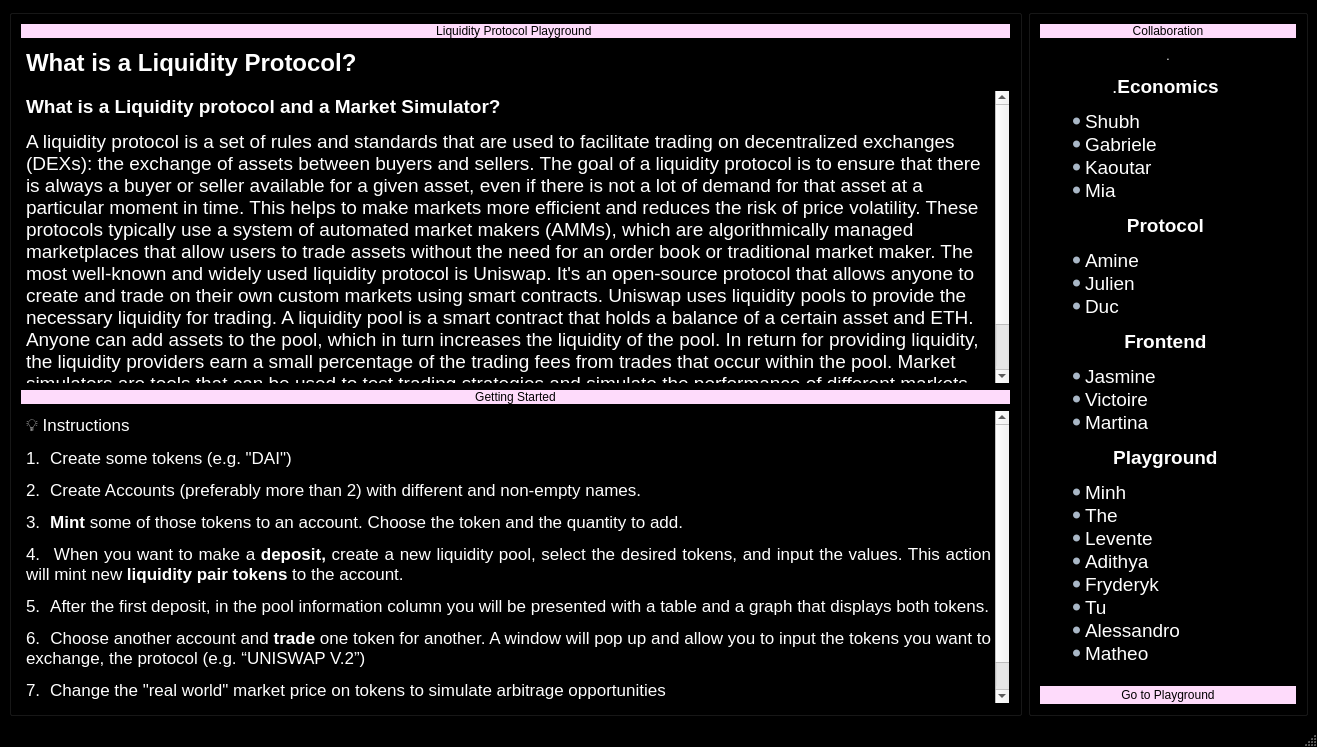
This is introductorywindow.ui in LiquidityProtocol/AMM-Simulator as Qt 5 draws it before an edit. The edited form follows.
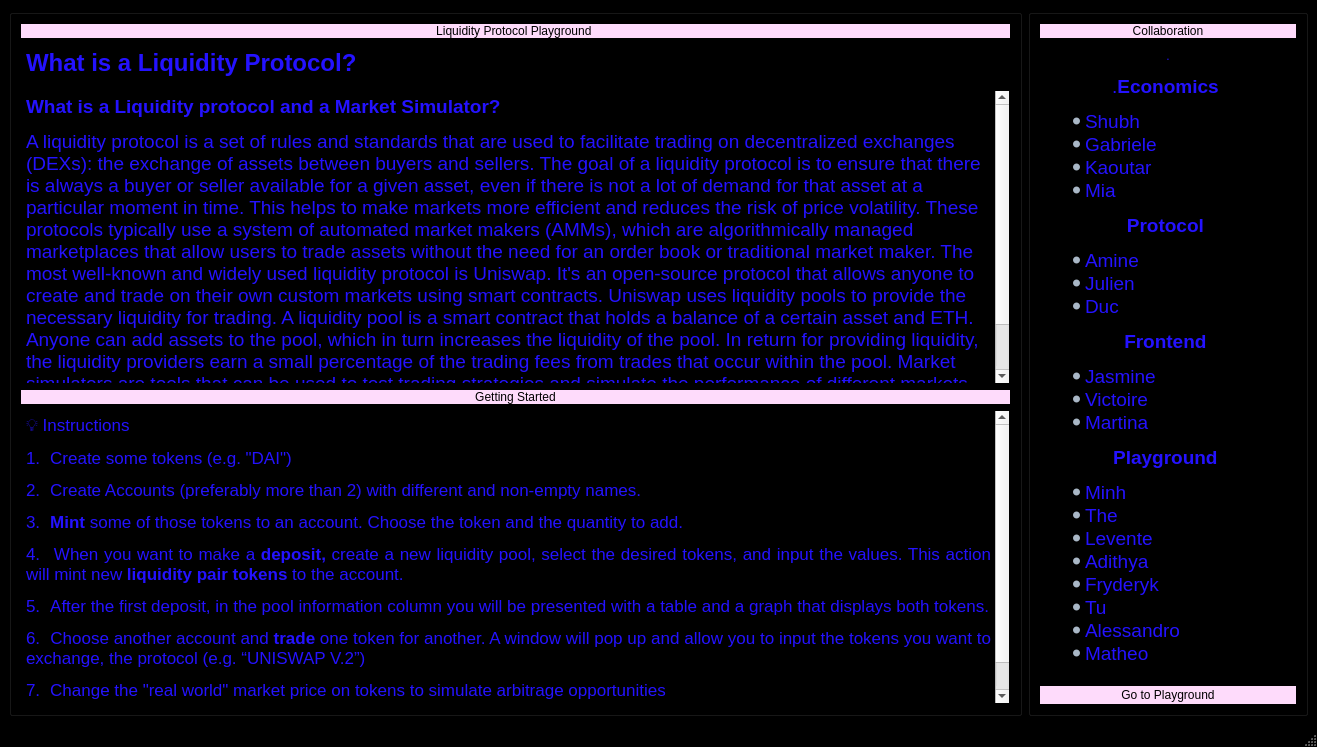
This is the edited form.

Commit message: changed text color from white

```diff
--- a/introductorywindow.ui
+++ b/introductorywindow.ui
@@ -453,8 +453,10 @@
 &lt;html&gt;&lt;head&gt;&lt;meta name=&quot;qrichtext&quot; content=&quot;1&quot; /&gt;&lt;meta charset=&quot;utf-8&quot; /&gt;&lt;style type=&quot;text/css&quot;&gt;
 p, li { white-space: pre-wrap; }
 hr { height: 1px; border-width: 0; }
+li.unchecked::marker { content: &quot;\2610&quot;; }
+li.checked::marker { content: &quot;\2612&quot;; }
 &lt;/style&gt;&lt;/head&gt;&lt;body style=&quot; font-family:'Rockwell'; font-size:9pt; font-weight:700; font-style:normal;&quot;&gt;
-&lt;p style=&quot; margin-top:0px; margin-bottom:0px; margin-left:0px; margin-right:0px; -qt-block-indent:0; text-indent:0px;&quot;&gt;&lt;span style=&quot; font-family:'Segoe UI'; font-size:18pt; color:#ffffff;&quot;&gt;What is a Liquidity Protocol?&lt;/span&gt;&lt;/p&gt;&lt;/body&gt;&lt;/html&gt;</string>
+&lt;p style=&quot; margin-top:0px; margin-bottom:0px; margin-left:0px; margin-right:0px; -qt-block-indent:0; text-indent:0px;&quot;&gt;&lt;span style=&quot; font-family:'Segoe UI'; font-size:18pt; color:#2412ff;&quot;&gt;What is a Liquidity Protocol?&lt;/span&gt;&lt;/p&gt;&lt;/body&gt;&lt;/html&gt;</string>
            </property>
           </widget>
          </item>
@@ -469,9 +471,11 @@
 &lt;html&gt;&lt;head&gt;&lt;meta name=&quot;qrichtext&quot; content=&quot;1&quot; /&gt;&lt;meta charset=&quot;utf-8&quot; /&gt;&lt;style type=&quot;text/css&quot;&gt;
 p, li { white-space: pre-wrap; }
 hr { height: 1px; border-width: 0; }
+li.unchecked::marker { content: &quot;\2610&quot;; }
+li.checked::marker { content: &quot;\2612&quot;; }
 &lt;/style&gt;&lt;/head&gt;&lt;body style=&quot; font-family:'Rockwell'; font-size:9pt; font-weight:400; font-style:normal;&quot;&gt;
-&lt;p style=&quot; margin-top:12px; margin-bottom:0px; margin-left:0px; margin-right:0px; -qt-block-indent:0; text-indent:0px;&quot;&gt;&lt;span style=&quot; font-family:'Rockwell','serif'; font-size:14pt; font-weight:700; color:#ffffff;&quot;&gt;What is a Liquidity protocol and a Market Simulator?&lt;/span&gt;&lt;span style=&quot; color:#ffffff;&quot;&gt; &lt;/span&gt;&lt;/p&gt;
-&lt;p style=&quot; margin-top:12px; margin-bottom:12px; margin-left:0px; margin-right:0px; -qt-block-indent:0; text-indent:0px;&quot;&gt;&lt;span style=&quot; font-family:'Rockwell','serif'; font-size:14pt; color:#ffffff;&quot;&gt;A liquidity protocol is a set of rules and standards that are used to facilitate trading on decentralized exchanges (DEXs): the exchange of assets between buyers and sellers. The goal of a liquidity protocol is to ensure that there is always a buyer or seller available for a given asset, even if there is not a lot of demand for that asset at a particular moment in time. This helps to make markets more efficient and reduces the risk of price volatility. These protocols typically use a system of automated market makers (AMMs), which are algorithmically managed marketplaces that allow users to trade assets without the need for an order book or traditional market maker. The most well-known and widely used liquidity protocol is Uniswap. It's an open-source protocol that allows anyone to create and trade on their own custom markets using smart contracts. Uniswap uses liquidity pools to provide the necessary liquidity for trading. A liquidity pool is a smart contract that holds a balance of a certain asset and ETH. Anyone can add assets to the pool, which in turn increases the liquidity of the pool. In return for providing liquidity, the liquidity providers earn a small percentage of the trading fees from trades that occur within the pool. Market simulators are tools that can be used to test trading strategies and simulate the performance of different markets. They can be useful for traders, liquidity providers, and anyone who wants to understand how a market might behave under different conditions.&lt;/span&gt;&lt;span style=&quot; color:#ffffff;&quot;&gt; &lt;/span&gt;&lt;/p&gt;&lt;/body&gt;&lt;/html&gt;</string>
+&lt;p style=&quot; margin-top:12px; margin-bottom:0px; margin-left:0px; margin-right:0px; -qt-block-indent:0; text-indent:0px;&quot;&gt;&lt;span style=&quot; font-family:'Rockwell','serif'; font-size:14pt; font-weight:700; color:#2412ff;&quot;&gt;What is a Liquidity protocol and a Market Simulator?&lt;/span&gt;&lt;span style=&quot; color:#2412ff;&quot;&gt; &lt;/span&gt;&lt;/p&gt;
+&lt;p style=&quot; margin-top:12px; margin-bottom:12px; margin-left:0px; margin-right:0px; -qt-block-indent:0; text-indent:0px;&quot;&gt;&lt;span style=&quot; font-family:'Rockwell','serif'; font-size:14pt; color:#2412ff;&quot;&gt;A liquidity protocol is a set of rules and standards that are used to facilitate trading on decentralized exchanges (DEXs): the exchange of assets between buyers and sellers. The goal of a liquidity protocol is to ensure that there is always a buyer or seller available for a given asset, even if there is not a lot of demand for that asset at a particular moment in time. This helps to make markets more efficient and reduces the risk of price volatility. These protocols typically use a system of automated market makers (AMMs), which are algorithmically managed marketplaces that allow users to trade assets without the need for an order book or traditional market maker. The most well-known and widely used liquidity protocol is Uniswap. It's an open-source protocol that allows anyone to create and trade on their own custom markets using smart contracts. Uniswap uses liquidity pools to provide the necessary liquidity for trading. A liquidity pool is a smart contract that holds a balance of a certain asset and ETH. Anyone can add assets to the pool, which in turn increases the liquidity of the pool. In return for providing liquidity, the liquidity providers earn a small percentage of the trading fees from trades that occur within the pool. Market simulators are tools that can be used to test trading strategies and simulate the performance of different markets. They can be useful for traders, liquidity providers, and anyone who wants to understand how a market might behave under different conditions.&lt;/span&gt;&lt;span style=&quot; color:#2412ff;&quot;&gt; &lt;/span&gt;&lt;/p&gt;&lt;/body&gt;&lt;/html&gt;</string>
            </property>
           </widget>
          </item>
@@ -498,16 +502,18 @@
 &lt;html&gt;&lt;head&gt;&lt;meta name=&quot;qrichtext&quot; content=&quot;1&quot; /&gt;&lt;meta charset=&quot;utf-8&quot; /&gt;&lt;style type=&quot;text/css&quot;&gt;
 p, li { white-space: pre-wrap; }
 hr { height: 1px; border-width: 0; }
-&lt;/style&gt;&lt;/head&gt;&lt;body style=&quot; font-family:'Segoe UI'; font-size:9pt; font-weight:400; font-style:normal;&quot;&gt;
-&lt;p align=&quot;justify&quot; style=&quot; margin-top:12px; margin-bottom:12px; margin-left:0px; margin-right:0px; -qt-block-indent:0; text-indent:0px;&quot;&gt;&lt;span style=&quot; font-family:'Segoe UI Emoji','sans-serif'; font-size:13pt; color:#ffffff;&quot;&gt;💡&lt;/span&gt;&lt;span style=&quot; font-family:'Rockwell','serif'; font-size:13pt; color:#ffffff;&quot;&gt; Instructions&lt;/span&gt;&lt;span style=&quot; color:#ffffff;&quot;&gt; &lt;/span&gt;&lt;/p&gt;
-&lt;p align=&quot;justify&quot; style=&quot; margin-top:12px; margin-bottom:12px; margin-left:0px; margin-right:0px; -qt-block-indent:0; text-indent:0px;&quot;&gt;&lt;span style=&quot; font-family:'Rockwell','serif'; font-size:13pt; color:#ffffff;&quot;&gt;1.&lt;/span&gt;&lt;span style=&quot; font-family:'Times New Roman'; font-size:7pt; color:#ffffff;&quot;&gt;    &lt;/span&gt;&lt;span style=&quot; font-family:'Rockwell','serif'; font-size:13pt; color:#ffffff;&quot;&gt;Create some tokens (e.g. &amp;quot;DAI&amp;quot;)&lt;/span&gt;&lt;span style=&quot; color:#ffffff;&quot;&gt; &lt;/span&gt;&lt;/p&gt;
-&lt;p align=&quot;justify&quot; style=&quot; margin-top:12px; margin-bottom:12px; margin-left:0px; margin-right:0px; -qt-block-indent:0; text-indent:0px;&quot;&gt;&lt;span style=&quot; font-family:'Rockwell','serif'; font-size:13pt; color:#ffffff;&quot;&gt;2.&lt;/span&gt;&lt;span style=&quot; font-family:'Times New Roman'; font-size:7pt; color:#ffffff;&quot;&gt;    &lt;/span&gt;&lt;span style=&quot; font-family:'Rockwell','serif'; font-size:13pt; color:#ffffff;&quot;&gt;Create Accounts (preferably more than 2) with different and non-empty names.&lt;/span&gt;&lt;span style=&quot; color:#ffffff;&quot;&gt; &lt;/span&gt;&lt;/p&gt;
-&lt;p align=&quot;justify&quot; style=&quot; margin-top:12px; margin-bottom:12px; margin-left:0px; margin-right:0px; -qt-block-indent:0; text-indent:0px;&quot;&gt;&lt;span style=&quot; font-family:'Rockwell','serif'; font-size:13pt; color:#ffffff;&quot;&gt;3.&lt;/span&gt;&lt;span style=&quot; font-family:'Times New Roman'; font-size:7pt; color:#ffffff;&quot;&gt;    &lt;/span&gt;&lt;span style=&quot; font-family:'Rockwell','serif'; font-size:13pt; font-weight:700; color:#ffffff;&quot;&gt;Mint&lt;/span&gt;&lt;span style=&quot; font-family:'Rockwell','serif'; font-size:13pt; color:#ffffff;&quot;&gt; some of those tokens to an account. Choose the token and the quantity to add.&lt;/span&gt;&lt;span style=&quot; color:#ffffff;&quot;&gt; &lt;/span&gt;&lt;/p&gt;
-&lt;p align=&quot;justify&quot; style=&quot; margin-top:12px; margin-bottom:12px; margin-left:0px; margin-right:0px; -qt-block-indent:0; text-indent:0px;&quot;&gt;&lt;span style=&quot; font-family:'Rockwell','serif'; font-size:13pt; color:#ffffff;&quot;&gt;4.&lt;/span&gt;&lt;span style=&quot; font-family:'Times New Roman'; font-size:7pt; color:#ffffff;&quot;&gt;    &lt;/span&gt;&lt;span style=&quot; font-family:'Rockwell','serif'; font-size:13pt; color:#ffffff;&quot;&gt;When you want to&lt;/span&gt;&lt;span style=&quot; font-family:'Rockwell','serif'; font-size:13pt; font-weight:700; color:#ffffff;&quot;&gt; &lt;/span&gt;&lt;span style=&quot; font-family:'Rockwell','serif'; font-size:13pt; color:#ffffff;&quot;&gt;make a &lt;/span&gt;&lt;span style=&quot; font-family:'Rockwell','serif'; font-size:13pt; font-weight:700; color:#ffffff;&quot;&gt;deposit, &lt;/span&gt;&lt;span style=&quot; font-family:'Rockwell','serif'; font-size:13pt; color:#ffffff;&quot;&gt;create a new liquidity pool, select the desired tokens, and input the values. This action will mint new &lt;/span&gt;&lt;span style=&quot; font-family:'Rockwell','serif'; font-size:13pt; font-weight:700; color:#ffffff;&quot;&gt;liquidity pair tokens&lt;/span&gt;&lt;span style=&quot; font-family:'Rockwell','serif'; font-size:13pt; color:#ffffff;&quot;&gt; to the account.&lt;/span&gt;&lt;span style=&quot; color:#ffffff;&quot;&gt; &lt;/span&gt;&lt;/p&gt;
-&lt;p align=&quot;justify&quot; style=&quot; margin-top:12px; margin-bottom:12px; margin-left:0px; margin-right:0px; -qt-block-indent:0; text-indent:0px;&quot;&gt;&lt;span style=&quot; font-family:'Rockwell','serif'; font-size:13pt; color:#ffffff;&quot;&gt;5.&lt;/span&gt;&lt;span style=&quot; font-family:'Times New Roman'; font-size:7pt; color:#ffffff;&quot;&gt;    &lt;/span&gt;&lt;span style=&quot; font-family:'Rockwell','serif'; font-size:13pt; color:#ffffff;&quot;&gt;After the first deposit, in the pool information column you will be presented with a table and a graph that displays both tokens.&lt;/span&gt;&lt;span style=&quot; color:#ffffff;&quot;&gt; &lt;/span&gt;&lt;/p&gt;
-&lt;p align=&quot;justify&quot; style=&quot; margin-top:12px; margin-bottom:12px; margin-left:0px; margin-right:0px; -qt-block-indent:0; text-indent:0px;&quot;&gt;&lt;span style=&quot; font-family:'Rockwell','serif'; font-size:13pt; color:#ffffff;&quot;&gt;6.&lt;/span&gt;&lt;span style=&quot; font-family:'Times New Roman'; font-size:7pt; color:#ffffff;&quot;&gt;    &lt;/span&gt;&lt;span style=&quot; font-family:'Rockwell','serif'; font-size:13pt; color:#ffffff;&quot;&gt;Choose another account and &lt;/span&gt;&lt;span style=&quot; font-family:'Rockwell','serif'; font-size:13pt; font-weight:700; color:#ffffff;&quot;&gt;trade&lt;/span&gt;&lt;span style=&quot; font-family:'Rockwell','serif'; font-size:13pt; color:#ffffff;&quot;&gt; one token for another. A window will pop up and allow you to input the tokens you want to exchange, the protocol (e.g. “UNISWAP V.2”)&lt;/span&gt;&lt;span style=&quot; color:#ffffff;&quot;&gt; &lt;/span&gt;&lt;/p&gt;
-&lt;p align=&quot;justify&quot; style=&quot; margin-top:12px; margin-bottom:12px; margin-left:0px; margin-right:0px; -qt-block-indent:0; text-indent:0px;&quot;&gt;&lt;span style=&quot; font-family:'Rockwell','serif'; font-size:13pt; color:#ffffff;&quot;&gt;7.&lt;/span&gt;&lt;span style=&quot; font-family:'Times New Roman'; font-size:7pt; color:#ffffff;&quot;&gt;    &lt;/span&gt;&lt;span style=&quot; font-family:'Rockwell','serif'; font-size:13pt; color:#ffffff;&quot;&gt;Change the &amp;quot;real world&amp;quot; market price on tokens to simulate arbitrage opportunities&lt;/span&gt;&lt;span style=&quot; color:#ffffff;&quot;&gt; &lt;/span&gt;&lt;/p&gt;
-&lt;p align=&quot;justify&quot; style=&quot; margin-top:12px; margin-bottom:12px; margin-left:0px; margin-right:0px; -qt-block-indent:0; text-indent:0px;&quot;&gt;&lt;span style=&quot; font-family:'Rockwell','serif'; font-size:13pt; color:#ffffff;&quot;&gt;8.&lt;/span&gt;&lt;span style=&quot; font-family:'Times New Roman'; font-size:7pt; color:#ffffff;&quot;&gt;    &lt;/span&gt;&lt;span style=&quot; font-family:'Rockwell','serif'; font-size:13pt; font-weight:700; color:#ffffff;&quot;&gt;Withdraw&lt;/span&gt;&lt;span style=&quot; font-family:'Rockwell','serif'; font-size:13pt; color:#ffffff;&quot;&gt; a percentage your position to get back the value + a share of accrued pool fees.&lt;/span&gt;&lt;span style=&quot; color:#ffffff;&quot;&gt; &lt;/span&gt;&lt;/p&gt;&lt;/body&gt;&lt;/html&gt;</string>
+li.unchecked::marker { content: &quot;\2610&quot;; }
+li.checked::marker { content: &quot;\2612&quot;; }
+&lt;/style&gt;&lt;/head&gt;&lt;body style=&quot; font-family:'.AppleSystemUIFont'; font-size:13pt; font-weight:400; font-style:normal;&quot;&gt;
+&lt;p align=&quot;justify&quot; style=&quot; margin-top:12px; margin-bottom:12px; margin-left:0px; margin-right:0px; -qt-block-indent:0; text-indent:0px;&quot;&gt;&lt;span style=&quot; font-family:'Segoe UI Emoji','sans-serif'; color:#2412ff;&quot;&gt;💡&lt;/span&gt;&lt;span style=&quot; font-family:'Rockwell','serif'; color:#2412ff;&quot;&gt; Instructions&lt;/span&gt;&lt;span style=&quot; font-family:'Segoe UI'; font-size:9pt; color:#2412ff;&quot;&gt; &lt;/span&gt;&lt;/p&gt;
+&lt;p align=&quot;justify&quot; style=&quot; margin-top:12px; margin-bottom:12px; margin-left:0px; margin-right:0px; -qt-block-indent:0; text-indent:0px;&quot;&gt;&lt;span style=&quot; font-family:'Rockwell','serif'; color:#2412ff;&quot;&gt;1.&lt;/span&gt;&lt;span style=&quot; font-family:'Times New Roman'; font-size:7pt; color:#2412ff;&quot;&gt;    &lt;/span&gt;&lt;span style=&quot; font-family:'Rockwell','serif'; color:#2412ff;&quot;&gt;Create some tokens (e.g. &amp;quot;DAI&amp;quot;)&lt;/span&gt;&lt;span style=&quot; font-family:'Segoe UI'; font-size:9pt; color:#2412ff;&quot;&gt; &lt;/span&gt;&lt;/p&gt;
+&lt;p align=&quot;justify&quot; style=&quot; margin-top:12px; margin-bottom:12px; margin-left:0px; margin-right:0px; -qt-block-indent:0; text-indent:0px;&quot;&gt;&lt;span style=&quot; font-family:'Rockwell','serif'; color:#2412ff;&quot;&gt;2.&lt;/span&gt;&lt;span style=&quot; font-family:'Times New Roman'; font-size:7pt; color:#2412ff;&quot;&gt;    &lt;/span&gt;&lt;span style=&quot; font-family:'Rockwell','serif'; color:#2412ff;&quot;&gt;Create Accounts (preferably more than 2) with different and non-empty names.&lt;/span&gt;&lt;span style=&quot; font-family:'Segoe UI'; font-size:9pt; color:#2412ff;&quot;&gt; &lt;/span&gt;&lt;/p&gt;
+&lt;p align=&quot;justify&quot; style=&quot; margin-top:12px; margin-bottom:12px; margin-left:0px; margin-right:0px; -qt-block-indent:0; text-indent:0px;&quot;&gt;&lt;span style=&quot; font-family:'Rockwell','serif'; color:#2412ff;&quot;&gt;3.&lt;/span&gt;&lt;span style=&quot; font-family:'Times New Roman'; font-size:7pt; color:#2412ff;&quot;&gt;    &lt;/span&gt;&lt;span style=&quot; font-family:'Rockwell','serif'; font-weight:700; color:#2412ff;&quot;&gt;Mint&lt;/span&gt;&lt;span style=&quot; font-family:'Rockwell','serif'; color:#2412ff;&quot;&gt; some of those tokens to an account. Choose the token and the quantity to add.&lt;/span&gt;&lt;span style=&quot; font-family:'Segoe UI'; font-size:9pt; color:#2412ff;&quot;&gt; &lt;/span&gt;&lt;/p&gt;
+&lt;p align=&quot;justify&quot; style=&quot; margin-top:12px; margin-bottom:12px; margin-left:0px; margin-right:0px; -qt-block-indent:0; text-indent:0px;&quot;&gt;&lt;span style=&quot; font-family:'Rockwell','serif'; color:#2412ff;&quot;&gt;4.&lt;/span&gt;&lt;span style=&quot; font-family:'Times New Roman'; font-size:7pt; color:#2412ff;&quot;&gt;    &lt;/span&gt;&lt;span style=&quot; font-family:'Rockwell','serif'; color:#2412ff;&quot;&gt;When you want to&lt;/span&gt;&lt;span style=&quot; font-family:'Rockwell','serif'; font-weight:700; color:#2412ff;&quot;&gt; &lt;/span&gt;&lt;span style=&quot; font-family:'Rockwell','serif'; color:#2412ff;&quot;&gt;make a &lt;/span&gt;&lt;span style=&quot; font-family:'Rockwell','serif'; font-weight:700; color:#2412ff;&quot;&gt;deposit, &lt;/span&gt;&lt;span style=&quot; font-family:'Rockwell','serif'; color:#2412ff;&quot;&gt;create a new liquidity pool, select the desired tokens, and input the values. This action will mint new &lt;/span&gt;&lt;span style=&quot; font-family:'Rockwell','serif'; font-weight:700; color:#2412ff;&quot;&gt;liquidity pair tokens&lt;/span&gt;&lt;span style=&quot; font-family:'Rockwell','serif'; color:#2412ff;&quot;&gt; to the account.&lt;/span&gt;&lt;span style=&quot; font-family:'Segoe UI'; font-size:9pt; color:#2412ff;&quot;&gt; &lt;/span&gt;&lt;/p&gt;
+&lt;p align=&quot;justify&quot; style=&quot; margin-top:12px; margin-bottom:12px; margin-left:0px; margin-right:0px; -qt-block-indent:0; text-indent:0px;&quot;&gt;&lt;span style=&quot; font-family:'Rockwell','serif'; color:#2412ff;&quot;&gt;5.&lt;/span&gt;&lt;span style=&quot; font-family:'Times New Roman'; font-size:7pt; color:#2412ff;&quot;&gt;    &lt;/span&gt;&lt;span style=&quot; font-family:'Rockwell','serif'; color:#2412ff;&quot;&gt;After the first deposit, in the pool information column you will be presented with a table and a graph that displays both tokens.&lt;/span&gt;&lt;span style=&quot; font-family:'Segoe UI'; font-size:9pt; color:#2412ff;&quot;&gt; &lt;/span&gt;&lt;/p&gt;
+&lt;p align=&quot;justify&quot; style=&quot; margin-top:12px; margin-bottom:12px; margin-left:0px; margin-right:0px; -qt-block-indent:0; text-indent:0px;&quot;&gt;&lt;span style=&quot; font-family:'Rockwell','serif'; color:#2412ff;&quot;&gt;6.&lt;/span&gt;&lt;span style=&quot; font-family:'Times New Roman'; font-size:7pt; color:#2412ff;&quot;&gt;    &lt;/span&gt;&lt;span style=&quot; font-family:'Rockwell','serif'; color:#2412ff;&quot;&gt;Choose another account and &lt;/span&gt;&lt;span style=&quot; font-family:'Rockwell','serif'; font-weight:700; color:#2412ff;&quot;&gt;trade&lt;/span&gt;&lt;span style=&quot; font-family:'Rockwell','serif'; color:#2412ff;&quot;&gt; one token for another. A window will pop up and allow you to input the tokens you want to exchange, the protocol (e.g. “UNISWAP V.2”)&lt;/span&gt;&lt;span style=&quot; font-family:'Segoe UI'; font-size:9pt; color:#2412ff;&quot;&gt; &lt;/span&gt;&lt;/p&gt;
+&lt;p align=&quot;justify&quot; style=&quot; margin-top:12px; margin-bottom:12px; margin-left:0px; margin-right:0px; -qt-block-indent:0; text-indent:0px;&quot;&gt;&lt;span style=&quot; font-family:'Rockwell','serif'; color:#2412ff;&quot;&gt;7.&lt;/span&gt;&lt;span style=&quot; font-family:'Times New Roman'; font-size:7pt; color:#2412ff;&quot;&gt;    &lt;/span&gt;&lt;span style=&quot; font-family:'Rockwell','serif'; color:#2412ff;&quot;&gt;Change the &amp;quot;real world&amp;quot; market price on tokens to simulate arbitrage opportunities&lt;/span&gt;&lt;span style=&quot; font-family:'Segoe UI'; font-size:9pt; color:#2412ff;&quot;&gt; &lt;/span&gt;&lt;/p&gt;
+&lt;p align=&quot;justify&quot; style=&quot; margin-top:12px; margin-bottom:12px; margin-left:0px; margin-right:0px; -qt-block-indent:0; text-indent:0px;&quot;&gt;&lt;span style=&quot; font-family:'Rockwell','serif'; color:#2412ff;&quot;&gt;8.&lt;/span&gt;&lt;span style=&quot; font-family:'Times New Roman'; font-size:7pt; color:#2412ff;&quot;&gt;    &lt;/span&gt;&lt;span style=&quot; font-family:'Rockwell','serif'; font-weight:700; color:#2412ff;&quot;&gt;Withdraw&lt;/span&gt;&lt;span style=&quot; font-family:'Rockwell','serif'; color:#2412ff;&quot;&gt; a percentage your position to get back the value + a share of accrued pool fees.&lt;/span&gt;&lt;span style=&quot; font-family:'Segoe UI'; font-size:9pt; color:#2412ff;&quot;&gt; &lt;/span&gt;&lt;/p&gt;&lt;/body&gt;&lt;/html&gt;</string>
            </property>
           </widget>
          </item>
@@ -549,30 +555,36 @@
 &lt;html&gt;&lt;head&gt;&lt;meta name=&quot;qrichtext&quot; content=&quot;1&quot; /&gt;&lt;meta charset=&quot;utf-8&quot; /&gt;&lt;style type=&quot;text/css&quot;&gt;
 p, li { white-space: pre-wrap; }
 hr { height: 1px; border-width: 0; }
-&lt;/style&gt;&lt;/head&gt;&lt;body style=&quot; font-family:'Segoe UI'; font-size:9pt; font-weight:400; font-style:normal;&quot;&gt;
-&lt;p align=&quot;center&quot; style=&quot; margin-top:12px; margin-bottom:12px; margin-left:0px; margin-right:0px; -qt-block-indent:0; text-indent:0px;&quot;&gt;&lt;span style=&quot; font-family:'.AppleSystemUIFont'; color:#ffffff;&quot;&gt;.&lt;/span&gt;&lt;/p&gt;
-&lt;p align=&quot;center&quot; style=&quot; margin-top:12px; margin-bottom:12px; margin-left:0px; margin-right:0px; -qt-block-indent:0; text-indent:0px;&quot;&gt;&lt;span style=&quot; font-family:'.AppleSystemUIFont'; font-size:14pt; color:#ffffff;&quot;&gt;.&lt;/span&gt;&lt;span style=&quot; font-family:'Rockwell','serif'; font-size:14pt; font-weight:700; color:#ffffff;&quot;&gt;Economics&lt;/span&gt;&lt;span style=&quot; font-size:14pt; color:#ffffff;&quot;&gt; &lt;/span&gt;&lt;/p&gt;
-&lt;ul style=&quot;margin-top: 0px; margin-bottom: 0px; margin-left: 0px; margin-right: 0px; -qt-list-indent: 1;&quot;&gt;&lt;li style=&quot; font-size:14pt; color:#ffffff;&quot; style=&quot; margin-top:0px; margin-bottom:0px; margin-left:0px; margin-right:0px; -qt-block-indent:0; text-indent:0px;&quot;&gt;&lt;span style=&quot; font-family:'Rockwell','serif';&quot;&gt;Shubh&lt;/span&gt; &lt;/li&gt;
-&lt;li style=&quot; font-size:14pt; color:#ffffff;&quot; style=&quot; margin-top:0px; margin-bottom:0px; margin-left:0px; margin-right:0px; -qt-block-indent:0; text-indent:0px;&quot;&gt;&lt;span style=&quot; font-family:'Rockwell','serif';&quot;&gt;Gabriele&lt;/span&gt; &lt;/li&gt;
-&lt;li style=&quot; font-size:14pt; color:#ffffff;&quot; style=&quot; margin-top:0px; margin-bottom:0px; margin-left:0px; margin-right:0px; -qt-block-indent:0; text-indent:0px;&quot;&gt;&lt;span style=&quot; font-family:'Rockwell','serif';&quot;&gt;Kaoutar&lt;/span&gt; &lt;/li&gt;
-&lt;li style=&quot; font-size:14pt; color:#ffffff;&quot; style=&quot; margin-top:0px; margin-bottom:0px; margin-left:0px; margin-right:0px; -qt-block-indent:0; text-indent:0px;&quot;&gt;&lt;span style=&quot; font-family:'Rockwell','serif';&quot;&gt;Mia&lt;/span&gt; &lt;/li&gt;&lt;/ul&gt;
-&lt;p align=&quot;center&quot; style=&quot; margin-top:12px; margin-bottom:12px; margin-left:0px; margin-right:0px; -qt-block-indent:0; text-indent:0px;&quot;&gt;&lt;span style=&quot; font-family:'Rockwell','serif'; font-size:14pt; font-weight:700; color:#ffffff;&quot;&gt;Protocol&lt;/span&gt;&lt;span style=&quot; font-size:14pt; color:#ffffff;&quot;&gt; &lt;/span&gt;&lt;/p&gt;
-&lt;ul style=&quot;margin-top: 0px; margin-bottom: 0px; margin-left: 0px; margin-right: 0px; -qt-list-indent: 1;&quot;&gt;&lt;li style=&quot; font-size:14pt; color:#ffffff;&quot; style=&quot; margin-top:0px; margin-bottom:0px; margin-left:0px; margin-right:0px; -qt-block-indent:0; text-indent:0px;&quot;&gt;&lt;span style=&quot; font-family:'Rockwell','serif';&quot;&gt;Amine&lt;/span&gt; &lt;/li&gt;
-&lt;li style=&quot; font-size:14pt; color:#ffffff;&quot; style=&quot; margin-top:0px; margin-bottom:0px; margin-left:0px; margin-right:0px; -qt-block-indent:0; text-indent:0px;&quot;&gt;&lt;span style=&quot; font-family:'Rockwell','serif';&quot;&gt;Julien&lt;/span&gt; &lt;/li&gt;
-&lt;li style=&quot; font-size:14pt; color:#ffffff;&quot; style=&quot; margin-top:0px; margin-bottom:12px; margin-left:0px; margin-right:0px; -qt-block-indent:0; text-indent:0px;&quot;&gt;&lt;span style=&quot; font-family:'Rockwell','serif';&quot;&gt;Duc&lt;/span&gt; &lt;/li&gt;&lt;/ul&gt;
-&lt;p align=&quot;center&quot; style=&quot; margin-top:12px; margin-bottom:12px; margin-left:0px; margin-right:0px; -qt-block-indent:0; text-indent:0px;&quot;&gt;&lt;span style=&quot; font-family:'Rockwell','serif'; font-size:14pt; font-weight:700; color:#ffffff;&quot;&gt;Frontend&lt;/span&gt;&lt;span style=&quot; font-size:14pt; color:#ffffff;&quot;&gt; &lt;/span&gt;&lt;/p&gt;
-&lt;ul style=&quot;margin-top: 0px; margin-bottom: 0px; margin-left: 0px; margin-right: 0px; -qt-list-indent: 1;&quot;&gt;&lt;li style=&quot; font-size:14pt; color:#ffffff;&quot; style=&quot; margin-top:0px; margin-bottom:0px; margin-left:0px; margin-right:0px; -qt-block-indent:0; text-indent:0px;&quot;&gt;&lt;span style=&quot; font-family:'Rockwell','serif';&quot;&gt;Jasmine&lt;/span&gt; &lt;/li&gt;
-&lt;li style=&quot; font-size:14pt; color:#ffffff;&quot; style=&quot; margin-top:0px; margin-bottom:0px; margin-left:0px; margin-right:0px; -qt-block-indent:0; text-indent:0px;&quot;&gt;&lt;span style=&quot; font-family:'Rockwell','serif';&quot;&gt;Victoire&lt;/span&gt; &lt;/li&gt;
-&lt;li style=&quot; font-size:14pt; color:#ffffff;&quot; style=&quot; margin-top:0px; margin-bottom:12px; margin-left:0px; margin-right:0px; -qt-block-indent:0; text-indent:0px;&quot;&gt;&lt;span style=&quot; font-family:'Rockwell','serif';&quot;&gt;Martina&lt;/span&gt; &lt;/li&gt;&lt;/ul&gt;
-&lt;p align=&quot;center&quot; style=&quot; margin-top:12px; margin-bottom:12px; margin-left:0px; margin-right:0px; -qt-block-indent:0; text-indent:0px;&quot;&gt;&lt;span style=&quot; font-family:'Rockwell','serif'; font-size:14pt; font-weight:700; color:#ffffff;&quot;&gt;Playground&lt;/span&gt;&lt;span style=&quot; font-size:14pt; color:#ffffff;&quot;&gt; &lt;/span&gt;&lt;/p&gt;
-&lt;ul style=&quot;margin-top: 0px; margin-bottom: 0px; margin-left: 0px; margin-right: 0px; -qt-list-indent: 1;&quot;&gt;&lt;li style=&quot; font-size:14pt; color:#ffffff;&quot; style=&quot; margin-top:0px; margin-bottom:0px; margin-left:0px; margin-right:0px; -qt-block-indent:0; text-indent:0px;&quot;&gt;&lt;span style=&quot; font-family:'Rockwell','serif';&quot;&gt;Minh&lt;/span&gt; &lt;/li&gt;
-&lt;li style=&quot; font-size:14pt; color:#ffffff;&quot; style=&quot; margin-top:0px; margin-bottom:0px; margin-left:0px; margin-right:0px; -qt-block-indent:0; text-indent:0px;&quot;&gt;&lt;span style=&quot; font-family:'Rockwell','serif';&quot;&gt;The&lt;/span&gt; &lt;/li&gt;
-&lt;li style=&quot; font-size:14pt; color:#ffffff;&quot; style=&quot; margin-top:0px; margin-bottom:0px; margin-left:0px; margin-right:0px; -qt-block-indent:0; text-indent:0px;&quot;&gt;&lt;span style=&quot; font-family:'Rockwell','serif';&quot;&gt;Levente&lt;/span&gt; &lt;/li&gt;
-&lt;li style=&quot; font-size:14pt; color:#ffffff;&quot; style=&quot; margin-top:0px; margin-bottom:0px; margin-left:0px; margin-right:0px; -qt-block-indent:0; text-indent:0px;&quot;&gt;&lt;span style=&quot; font-family:'Rockwell','serif';&quot;&gt;Adithya&lt;/span&gt; &lt;/li&gt;
-&lt;li style=&quot; font-size:14pt; color:#ffffff;&quot; style=&quot; margin-top:0px; margin-bottom:0px; margin-left:0px; margin-right:0px; -qt-block-indent:0; text-indent:0px;&quot;&gt;&lt;span style=&quot; font-family:'Rockwell','serif';&quot;&gt;Fryderyk&lt;/span&gt; &lt;/li&gt;
-&lt;li style=&quot; font-size:14pt; color:#ffffff;&quot; style=&quot; margin-top:0px; margin-bottom:0px; margin-left:0px; margin-right:0px; -qt-block-indent:0; text-indent:0px;&quot;&gt;&lt;span style=&quot; font-family:'Rockwell','serif';&quot;&gt;Tu&lt;/span&gt; &lt;/li&gt;
-&lt;li style=&quot; font-size:14pt; color:#ffffff;&quot; style=&quot; margin-top:0px; margin-bottom:0px; margin-left:0px; margin-right:0px; -qt-block-indent:0; text-indent:0px;&quot;&gt;&lt;span style=&quot; font-family:'Rockwell','serif';&quot;&gt;Alessandro&lt;/span&gt; &lt;/li&gt;
-&lt;li style=&quot; font-size:14pt; color:#ffffff;&quot; style=&quot; margin-top:0px; margin-bottom:12px; margin-left:0px; margin-right:0px; -qt-block-indent:0; text-indent:0px;&quot;&gt;&lt;span style=&quot; font-family:'Rockwell','serif';&quot;&gt;Matheo&lt;/span&gt; &lt;/li&gt;&lt;/ul&gt;&lt;/body&gt;&lt;/html&gt;</string>
+li.unchecked::marker { content: &quot;\2610&quot;; }
+li.checked::marker { content: &quot;\2612&quot;; }
+&lt;/style&gt;&lt;/head&gt;&lt;body style=&quot; font-family:'.AppleSystemUIFont'; font-size:13pt; font-weight:400; font-style:normal;&quot;&gt;
+&lt;p align=&quot;center&quot; style=&quot; margin-top:12px; margin-bottom:12px; margin-left:0px; margin-right:0px; -qt-block-indent:0; text-indent:0px;&quot;&gt;&lt;span style=&quot; font-size:9pt; color:#2412ff;&quot;&gt;.&lt;/span&gt;&lt;/p&gt;
+&lt;p align=&quot;center&quot; style=&quot; margin-top:12px; margin-bottom:12px; margin-left:0px; margin-right:0px; -qt-block-indent:0; text-indent:0px;&quot;&gt;&lt;span style=&quot; font-size:14pt; color:#2412ff;&quot;&gt;.&lt;/span&gt;&lt;span style=&quot; font-family:'Rockwell','serif'; font-size:14pt; font-weight:700; color:#2412ff;&quot;&gt;Economics&lt;/span&gt;&lt;span style=&quot; font-family:'Segoe UI'; font-size:14pt; color:#2412ff;&quot;&gt; &lt;/span&gt;&lt;/p&gt;
+&lt;ul style=&quot;margin-top: 0px; margin-bottom: 0px; margin-left: 0px; margin-right: 0px; -qt-list-indent: 1;&quot;&gt;
+&lt;li style=&quot; font-family:'Segoe UI'; font-size:14pt; color:#2412ff;&quot; style=&quot; margin-top:0px; margin-bottom:0px; margin-left:0px; margin-right:0px; -qt-block-indent:0; text-indent:0px;&quot;&gt;&lt;span style=&quot; font-family:'Rockwell','serif';&quot;&gt;Shubh&lt;/span&gt; &lt;/li&gt;
+&lt;li style=&quot; font-family:'Segoe UI'; font-size:14pt; color:#2412ff;&quot; style=&quot; margin-top:0px; margin-bottom:0px; margin-left:0px; margin-right:0px; -qt-block-indent:0; text-indent:0px;&quot;&gt;&lt;span style=&quot; font-family:'Rockwell','serif';&quot;&gt;Gabriele&lt;/span&gt; &lt;/li&gt;
+&lt;li style=&quot; font-family:'Segoe UI'; font-size:14pt; color:#2412ff;&quot; style=&quot; margin-top:0px; margin-bottom:0px; margin-left:0px; margin-right:0px; -qt-block-indent:0; text-indent:0px;&quot;&gt;&lt;span style=&quot; font-family:'Rockwell','serif';&quot;&gt;Kaoutar&lt;/span&gt; &lt;/li&gt;
+&lt;li style=&quot; font-family:'Segoe UI'; font-size:14pt; color:#2412ff;&quot; style=&quot; margin-top:0px; margin-bottom:0px; margin-left:0px; margin-right:0px; -qt-block-indent:0; text-indent:0px;&quot;&gt;&lt;span style=&quot; font-family:'Rockwell','serif';&quot;&gt;Mia&lt;/span&gt; &lt;/li&gt;&lt;/ul&gt;
+&lt;p align=&quot;center&quot; style=&quot; margin-top:12px; margin-bottom:12px; margin-left:0px; margin-right:0px; -qt-block-indent:0; text-indent:0px;&quot;&gt;&lt;span style=&quot; font-family:'Rockwell','serif'; font-size:14pt; font-weight:700; color:#2412ff;&quot;&gt;Protocol&lt;/span&gt;&lt;span style=&quot; font-family:'Segoe UI'; font-size:14pt; color:#2412ff;&quot;&gt; &lt;/span&gt;&lt;/p&gt;
+&lt;ul style=&quot;margin-top: 0px; margin-bottom: 0px; margin-left: 0px; margin-right: 0px; -qt-list-indent: 1;&quot;&gt;
+&lt;li style=&quot; font-family:'Segoe UI'; font-size:14pt; color:#2412ff;&quot; style=&quot; margin-top:0px; margin-bottom:0px; margin-left:0px; margin-right:0px; -qt-block-indent:0; text-indent:0px;&quot;&gt;&lt;span style=&quot; font-family:'Rockwell','serif';&quot;&gt;Amine&lt;/span&gt; &lt;/li&gt;
+&lt;li style=&quot; font-family:'Segoe UI'; font-size:14pt; color:#2412ff;&quot; style=&quot; margin-top:0px; margin-bottom:0px; margin-left:0px; margin-right:0px; -qt-block-indent:0; text-indent:0px;&quot;&gt;&lt;span style=&quot; font-family:'Rockwell','serif';&quot;&gt;Julien&lt;/span&gt; &lt;/li&gt;
+&lt;li style=&quot; font-family:'Segoe UI'; font-size:14pt; color:#2412ff;&quot; style=&quot; margin-top:0px; margin-bottom:12px; margin-left:0px; margin-right:0px; -qt-block-indent:0; text-indent:0px;&quot;&gt;&lt;span style=&quot; font-family:'Rockwell','serif';&quot;&gt;Duc&lt;/span&gt; &lt;/li&gt;&lt;/ul&gt;
+&lt;p align=&quot;center&quot; style=&quot; margin-top:12px; margin-bottom:12px; margin-left:0px; margin-right:0px; -qt-block-indent:0; text-indent:0px;&quot;&gt;&lt;span style=&quot; font-family:'Rockwell','serif'; font-size:14pt; font-weight:700; color:#2412ff;&quot;&gt;Frontend&lt;/span&gt;&lt;span style=&quot; font-family:'Segoe UI'; font-size:14pt; color:#2412ff;&quot;&gt; &lt;/span&gt;&lt;/p&gt;
+&lt;ul style=&quot;margin-top: 0px; margin-bottom: 0px; margin-left: 0px; margin-right: 0px; -qt-list-indent: 1;&quot;&gt;
+&lt;li style=&quot; font-family:'Segoe UI'; font-size:14pt; color:#2412ff;&quot; style=&quot; margin-top:0px; margin-bottom:0px; margin-left:0px; margin-right:0px; -qt-block-indent:0; text-indent:0px;&quot;&gt;&lt;span style=&quot; font-family:'Rockwell','serif';&quot;&gt;Jasmine&lt;/span&gt; &lt;/li&gt;
+&lt;li style=&quot; font-family:'Segoe UI'; font-size:14pt; color:#2412ff;&quot; style=&quot; margin-top:0px; margin-bottom:0px; margin-left:0px; margin-right:0px; -qt-block-indent:0; text-indent:0px;&quot;&gt;&lt;span style=&quot; font-family:'Rockwell','serif';&quot;&gt;Victoire&lt;/span&gt; &lt;/li&gt;
+&lt;li style=&quot; font-family:'Segoe UI'; font-size:14pt; color:#2412ff;&quot; style=&quot; margin-top:0px; margin-bottom:12px; margin-left:0px; margin-right:0px; -qt-block-indent:0; text-indent:0px;&quot;&gt;&lt;span style=&quot; font-family:'Rockwell','serif';&quot;&gt;Martina&lt;/span&gt; &lt;/li&gt;&lt;/ul&gt;
+&lt;p align=&quot;center&quot; style=&quot; margin-top:12px; margin-bottom:12px; margin-left:0px; margin-right:0px; -qt-block-indent:0; text-indent:0px;&quot;&gt;&lt;span style=&quot; font-family:'Rockwell','serif'; font-size:14pt; font-weight:700; color:#2412ff;&quot;&gt;Playground&lt;/span&gt;&lt;span style=&quot; font-family:'Segoe UI'; font-size:14pt; color:#2412ff;&quot;&gt; &lt;/span&gt;&lt;/p&gt;
+&lt;ul style=&quot;margin-top: 0px; margin-bottom: 0px; margin-left: 0px; margin-right: 0px; -qt-list-indent: 1;&quot;&gt;
+&lt;li style=&quot; font-family:'Segoe UI'; font-size:14pt; color:#2412ff;&quot; style=&quot; margin-top:0px; margin-bottom:0px; margin-left:0px; margin-right:0px; -qt-block-indent:0; text-indent:0px;&quot;&gt;&lt;span style=&quot; font-family:'Rockwell','serif';&quot;&gt;Minh&lt;/span&gt; &lt;/li&gt;
+&lt;li style=&quot; font-family:'Segoe UI'; font-size:14pt; color:#2412ff;&quot; style=&quot; margin-top:0px; margin-bottom:0px; margin-left:0px; margin-right:0px; -qt-block-indent:0; text-indent:0px;&quot;&gt;&lt;span style=&quot; font-family:'Rockwell','serif';&quot;&gt;The&lt;/span&gt; &lt;/li&gt;
+&lt;li style=&quot; font-family:'Segoe UI'; font-size:14pt; color:#2412ff;&quot; style=&quot; margin-top:0px; margin-bottom:0px; margin-left:0px; margin-right:0px; -qt-block-indent:0; text-indent:0px;&quot;&gt;&lt;span style=&quot; font-family:'Rockwell','serif';&quot;&gt;Levente&lt;/span&gt; &lt;/li&gt;
+&lt;li style=&quot; font-family:'Segoe UI'; font-size:14pt; color:#2412ff;&quot; style=&quot; margin-top:0px; margin-bottom:0px; margin-left:0px; margin-right:0px; -qt-block-indent:0; text-indent:0px;&quot;&gt;&lt;span style=&quot; font-family:'Rockwell','serif';&quot;&gt;Adithya&lt;/span&gt; &lt;/li&gt;
+&lt;li style=&quot; font-family:'Segoe UI'; font-size:14pt; color:#2412ff;&quot; style=&quot; margin-top:0px; margin-bottom:0px; margin-left:0px; margin-right:0px; -qt-block-indent:0; text-indent:0px;&quot;&gt;&lt;span style=&quot; font-family:'Rockwell','serif';&quot;&gt;Fryderyk&lt;/span&gt; &lt;/li&gt;
+&lt;li style=&quot; font-family:'Segoe UI'; font-size:14pt; color:#2412ff;&quot; style=&quot; margin-top:0px; margin-bottom:0px; margin-left:0px; margin-right:0px; -qt-block-indent:0; text-indent:0px;&quot;&gt;&lt;span style=&quot; font-family:'Rockwell','serif';&quot;&gt;Tu&lt;/span&gt; &lt;/li&gt;
+&lt;li style=&quot; font-family:'Segoe UI'; font-size:14pt; color:#2412ff;&quot; style=&quot; margin-top:0px; margin-bottom:0px; margin-left:0px; margin-right:0px; -qt-block-indent:0; text-indent:0px;&quot;&gt;&lt;span style=&quot; font-family:'Rockwell','serif';&quot;&gt;Alessandro&lt;/span&gt; &lt;/li&gt;
+&lt;li style=&quot; font-family:'Segoe UI'; font-size:14pt; color:#2412ff;&quot; style=&quot; margin-top:0px; margin-bottom:12px; margin-left:0px; margin-right:0px; -qt-block-indent:0; text-indent:0px;&quot;&gt;&lt;span style=&quot; font-family:'Rockwell','serif';&quot;&gt;Matheo&lt;/span&gt; &lt;/li&gt;&lt;/ul&gt;&lt;/body&gt;&lt;/html&gt;</string>
            </property>
           </widget>
          </item>
```
Left out of the diff: 2 changed lines with no effect on the pictures. The commit also changes 2 other files.
